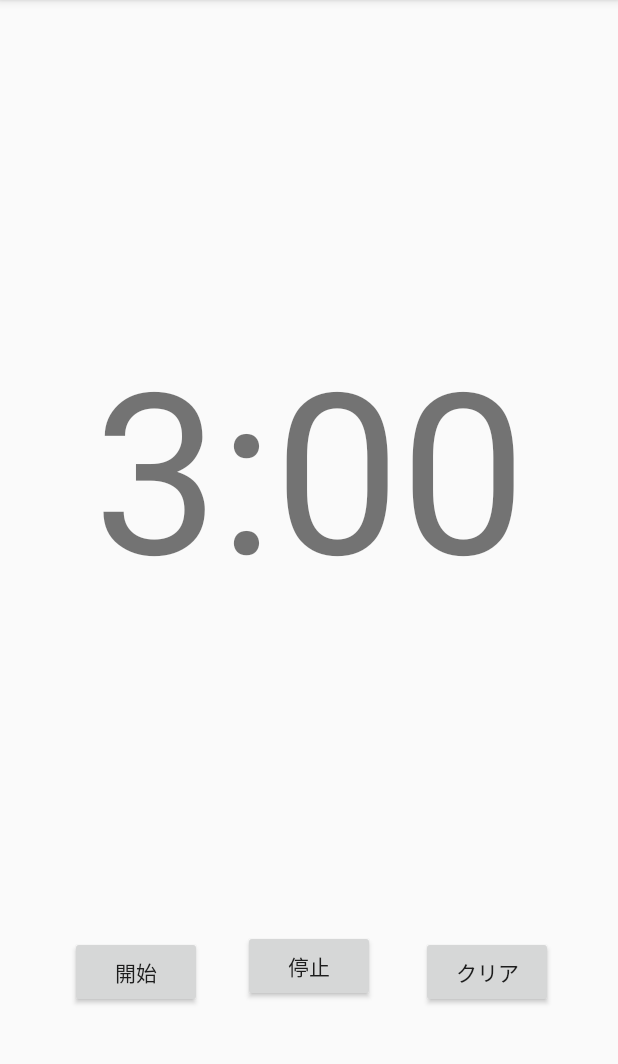
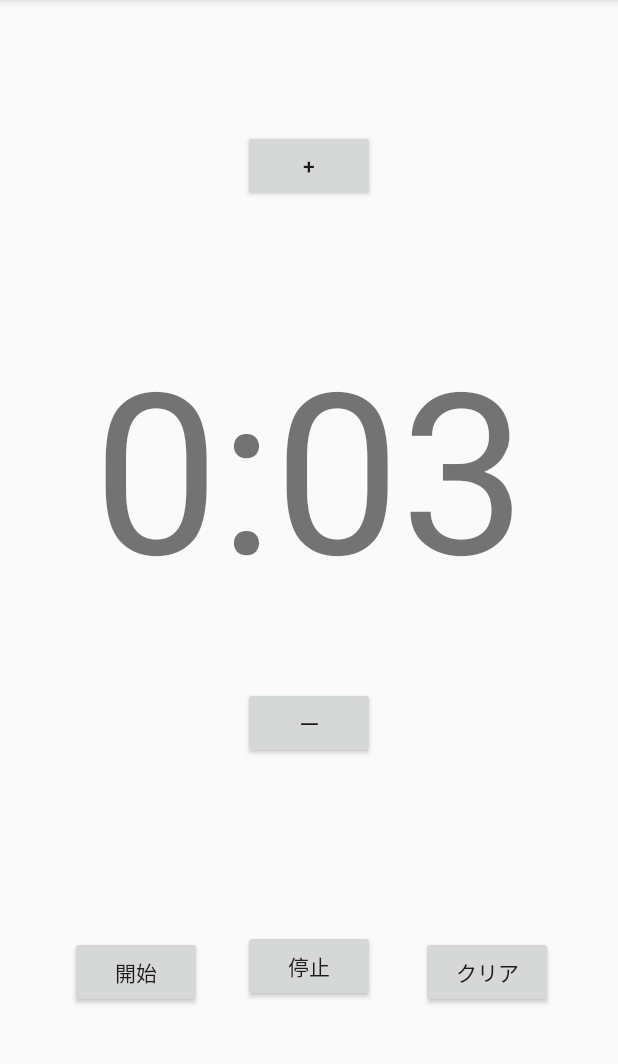
Before and after one commit to s18010/SixthApplication, an Android app: the screen it shows after launch (MainActivity), on a phone screen of 412 x 824 dp, the part 84-1148 px from its top. Run offline under Robolectric (Android 15) with nearby library versions, the phone set to English and light mode, and no system bars.

Commit message:
add Buttons

```diff
--- a/app/src/main/java/com/example/sixthapplication/MainActivity.kt
+++ b/app/src/main/java/com/example/sixthapplication/MainActivity.kt
@@ -13,14 +13,16 @@ class MainActivity : AppCompatActivity() {
 
     private lateinit var soundPool: SoundPool
     private var soundResId = 0
+    private var timeLeft = 0L
+    private val defaultTime = 1000L * 3 * 1
+    private val maxTime = 1000L * 60 * 60 - 1000
 
     inner class MyCountDownTimer(millisInFuture: Long, countDownInterval: Long) :
         CountDownTimer(millisInFuture, countDownInterval) {
 
         override fun onTick(millisUntilFinished: Long) {
-            val minute = millisUntilFinished / 1000L / 60L
-            val second = millisUntilFinished / 1000L % 60L
-            timerText.text = "%1d:%2$02d".format(minute, second)
+            timeLeft = millisUntilFinished
+            draw()
         }
 
         override fun onFinish() {
@@ -29,16 +31,54 @@ class MainActivity : AppCompatActivity() {
         }
     }
 
+    private fun convertTime(millisUntilFinished: Long): String {
+        val minuteLeft = millisUntilFinished / 1000L / 60L
+        val secondLeft = millisUntilFinished / 1000L % 60L
+        return "%1d:%2$02d".format(minuteLeft, secondLeft)
+    }
+
     override fun onCreate(savedInstanceState: Bundle?) {
         super.onCreate(savedInstanceState)
         setContentView(R.layout.activity_main)
 
-        timerText.text = "3:00"
-        val defaultTimer = MyCountDownTimer(3 * 60 * 1000, 100)
+        timeLeft = defaultTime
+        var timer = MyCountDownTimer(timeLeft, 100)
+        draw()
 
-        startButton.setOnClickListener { defaultTimer.start() }
-        stopButton.setOnClickListener { defaultTimer.cancel() }
-//        clearButton.setOnClickListener { defaultTimer.}
+        startButton.setOnClickListener {
+            timer = MyCountDownTimer(timeLeft, 100)
+            timer.start()
+        }
+
+        pauseButton.setOnClickListener {
+            timer.cancel()
+        }
+
+        clearButton.setOnClickListener {
+            timer.cancel()
+            timeLeft = defaultTime
+            draw()
+        }
+
+        addButton.setOnClickListener {
+            timeLeft += 1000
+            if (timeLeft > maxTime) {
+                timeLeft = maxTime
+            }
+            draw()
+        }
+
+        subtractButton.setOnClickListener {
+            timeLeft -= 1000
+            if (timeLeft < 0L) {
+                timeLeft = 0
+            }
+            draw()
+        }
+    }
+
+    private fun draw() {
+        timerText.text = convertTime(timeLeft)
     }
 
     override fun onResume() {
--- a/app/src/main/res/layout/activity_main.xml
+++ b/app/src/main/res/layout/activity_main.xml
@@ -12,14 +12,14 @@
         android:layout_width="wrap_content"
         android:layout_height="wrap_content"
         android:textSize="150sp"
-        app:layout_constraintBottom_toTopOf="@+id/stopButton"
+        app:layout_constraintBottom_toTopOf="@+id/pauseButton"
         app:layout_constraintEnd_toEndOf="parent"
         app:layout_constraintStart_toStartOf="parent"
         app:layout_constraintTop_toTopOf="parent"
         tools:text="3:00" />
 
     <Button
-        android:id="@+id/stopButton"
+        android:id="@+id/pauseButton"
         android:layout_width="wrap_content"
         android:layout_height="wrap_content"
         android:layout_marginBottom="100dp"
@@ -35,7 +35,7 @@
         android:layout_marginBottom="96dp"
         android:text="@string/start"
         app:layout_constraintBottom_toBottomOf="parent"
-        app:layout_constraintEnd_toStartOf="@+id/stopButton"
+        app:layout_constraintEnd_toStartOf="@+id/pauseButton"
         app:layout_constraintHorizontal_bias="0.635"
         app:layout_constraintStart_toStartOf="parent" />
 
@@ -48,6 +48,28 @@
         app:layout_constraintBottom_toBottomOf="parent"
         app:layout_constraintEnd_toEndOf="parent"
         app:layout_constraintHorizontal_bias="0.41"
-        app:layout_constraintStart_toEndOf="@+id/stopButton" />
+        app:layout_constraintStart_toEndOf="@+id/pauseButton" />
+
+    <Button
+        android:id="@+id/addButton"
+        android:layout_width="wrap_content"
+        android:layout_height="wrap_content"
+        android:layout_marginBottom="76dp"
+        android:text="@string/add"
+        app:layout_constraintBottom_toTopOf="@+id/timerText"
+        app:layout_constraintEnd_toEndOf="parent"
+        app:layout_constraintHorizontal_bias="0.501"
+        app:layout_constraintStart_toStartOf="parent" />
+
+    <Button
+        android:id="@+id/subtractButton"
+        android:layout_width="wrap_content"
+        android:layout_height="wrap_content"
+        android:layout_marginTop="48dp"
+        android:text="@string/subtract"
+        app:layout_constraintEnd_toEndOf="parent"
+        app:layout_constraintHorizontal_bias="0.501"
+        app:layout_constraintStart_toStartOf="parent"
+        app:layout_constraintTop_toBottomOf="@+id/timerText" />
 
 </androidx.constraintlayout.widget.ConstraintLayout>
--- a/app/src/main/res/values/strings.xml
+++ b/app/src/main/res/values/strings.xml
@@ -3,4 +3,6 @@
     <string name="stop">停止</string>
     <string name="start">開始</string>
     <string name="clear">クリア</string>
+    <string name="add">+</string>
+    <string name="subtract">ー</string>
 </resources>
```
